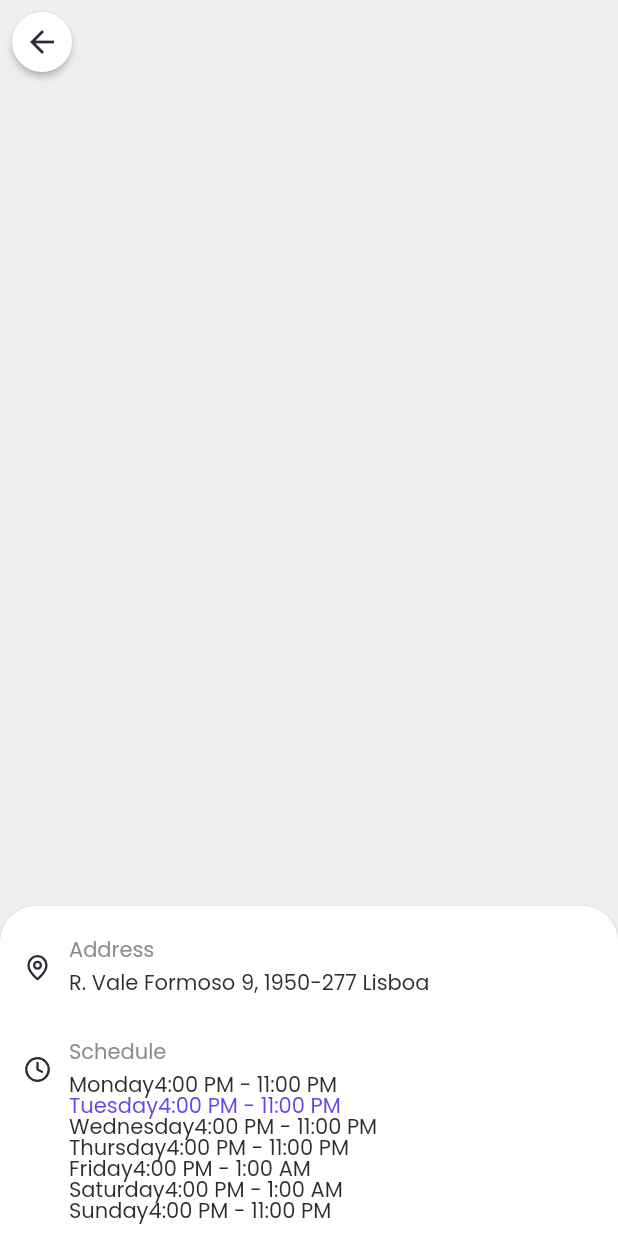
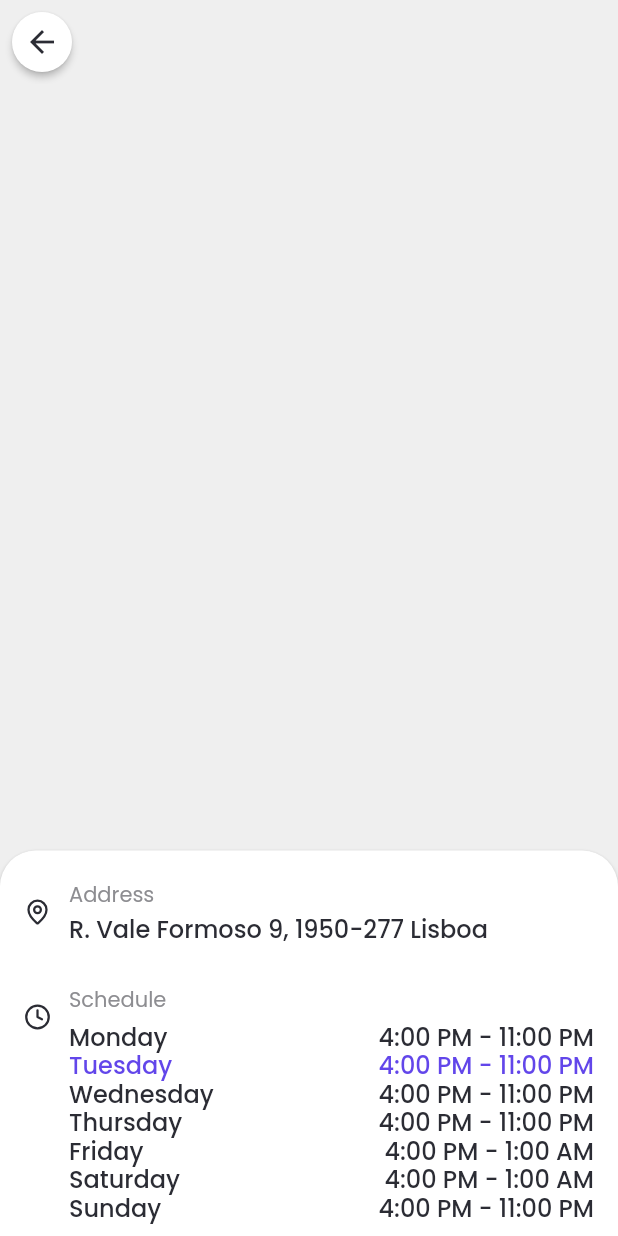
Before and after one commit to ggalambas/mywaiter_ui, a Flutter app: the InfoPage screen opened by its route, on a phone screen of 412 x 824 dp. Run offline on Flutter 3.47's test engine with Material 2 defaults, Android fonts, the phone set to English and light mode, and no system bars; our stand-ins replace after_layout, flutter_svg, flutter_svg_provider, google_fonts, lucide_icons, tab_indicator_styler; missing offline and left inert: bottom_sheet.

Commit message:
schedule

```diff
--- a/lib/config/extensions.dart
+++ /dev/null
@@ -1,4 +0,0 @@
-extension StringX on String {
-  String capitalize() =>
-      length > 0 ? this[0].toUpperCase() + substring(1).toLowerCase() : '';
-}
--- a/lib/pages/info_page.dart
+++ b/lib/pages/info_page.dart
@@ -1,35 +1,48 @@
 import 'package:flutter/material.dart';
 import 'package:lucide_icons/lucide_icons.dart';
 import 'package:mywaiter_design/config/constants.dart';
-import 'package:mywaiter_design/config/extensions.dart';
 import 'package:mywaiter_design/widgets/sheet_scaffold.dart';
 
 class Schedule {
-  final String weekday;
+  final int _weekday;
   final TimeOfDay start;
   final TimeOfDay end;
-  Schedule(this.weekday, this.start, this.end);
+  const Schedule(this._weekday, this.start, this.end)
+      : assert(0 <= _weekday && _weekday <= 7);
+
+  String get weekday => _names[_weekday]!;
+  bool get isToday => _weekday == DateTime.now().weekday;
+
+  final _names = const {
+    DateTime.monday: 'Monday',
+    DateTime.tuesday: 'Tuesday',
+    DateTime.wednesday: 'Wednesday',
+    DateTime.thursday: 'Thursday',
+    DateTime.friday: 'Friday',
+    DateTime.saturday: 'Saturday',
+    DateTime.sunday: 'Sunday',
+  };
 }
 
 class InfoPage extends StatelessWidget {
   static String route = '/info';
 
-  final schedule = {
-    DateTime.monday: Schedule('monday', TimeOfDay(hour: 16, minute: 0),
+  final schedule = [
+    Schedule(DateTime.monday, TimeOfDay(hour: 16, minute: 0),
         TimeOfDay(hour: 23, minute: 0)),
-    DateTime.tuesday: Schedule('tuesday', TimeOfDay(hour: 16, minute: 0),
+    Schedule(DateTime.tuesday, TimeOfDay(hour: 16, minute: 0),
         TimeOfDay(hour: 23, minute: 0)),
-    DateTime.wednesday: Schedule('wednesday', TimeOfDay(hour: 16, minute: 0),
+    Schedule(DateTime.wednesday, TimeOfDay(hour: 16, minute: 0),
         TimeOfDay(hour: 23, minute: 0)),
-    DateTime.thursday: Schedule('thursday', TimeOfDay(hour: 16, minute: 0),
+    Schedule(DateTime.thursday, TimeOfDay(hour: 16, minute: 0),
         TimeOfDay(hour: 23, minute: 0)),
-    DateTime.friday: Schedule('friday', TimeOfDay(hour: 16, minute: 0),
+    Schedule(DateTime.friday, TimeOfDay(hour: 16, minute: 0),
         TimeOfDay(hour: 01, minute: 0)),
-    DateTime.saturday: Schedule('saturday', TimeOfDay(hour: 16, minute: 0),
+    Schedule(DateTime.saturday, TimeOfDay(hour: 16, minute: 0),
         TimeOfDay(hour: 01, minute: 0)),
-    DateTime.sunday: Schedule('sunday', TimeOfDay(hour: 16, minute: 0),
+    Schedule(DateTime.sunday, TimeOfDay(hour: 16, minute: 0),
         TimeOfDay(hour: 23, minute: 0)),
-  };
+  ];
 
   @override
   Widget build(BuildContext context) {
@@ -41,7 +54,10 @@ class InfoPage extends StatelessWidget {
           InfoTile(
             leading: LucideIcons.mapPin,
             title: 'Address',
-            child: Text('R. Vale Formoso 9, 1950-277 Lisboa'),
+            child: Text(
+              'R. Vale Formoso 9, 1950-277 Lisboa',
+              style: theme.textTheme.bodyText1,
+            ),
           ),
           SizedBox(height: 32),
           InfoTile(
@@ -50,23 +66,19 @@ class InfoPage extends StatelessWidget {
             child: Column(
               crossAxisAlignment: CrossAxisAlignment.start,
               children: [
-                ...schedule.entries.map((schedule) {
-                  final color = schedule.key == DateTime.now().weekday
-                      ? theme.primaryColor
-                      : null;
+                ...schedule.map((day) {
+                  final style = theme.textTheme.bodyText1!.copyWith(
+                    color: day.isToday ? theme.primaryColor : null,
+                    height: 1.2,
+                  );
                   return Row(
-                    //TODO: width errors
-                    // mainAxisAlignment: MainAxisAlignment.spaceBetween,
+                    mainAxisAlignment: MainAxisAlignment.spaceBetween,
                     children: [
+                      Text(day.weekday, style: style),
                       Text(
-                        schedule.value.weekday.capitalize(),
-                        style: TextStyle(color: color),
-                      ),
-                      Spacer(),
-                      Text(
-                        '${schedule.value.start.format(context)} - '
-                        '${schedule.value.end.format(context)}',
-                        style: TextStyle(color: color),
+                        '${day.start.format(context)} - '
+                        '${day.end.format(context)}',
+                        style: style,
                       ),
                     ],
                   );
@@ -102,8 +114,9 @@ class InfoTile extends StatelessWidget {
           child: Icon(leading, size: kSmallIconSize),
         ),
         SizedBox(width: 12),
-        Column(
-          crossAxisAlignment: CrossAxisAlignment.start,
+        Expanded(
+          child: Column(
+            crossAxisAlignment: CrossAxisAlignment.stretch,
             children: [
               Text(
                 title,
@@ -113,7 +126,8 @@ class InfoTile extends StatelessWidget {
               SizedBox(height: 8),
               child,
             ],
-        )
+          ),
+        ),
       ],
     );
   }
```
Lines whose indentation alone changed are shown as unchanged.
